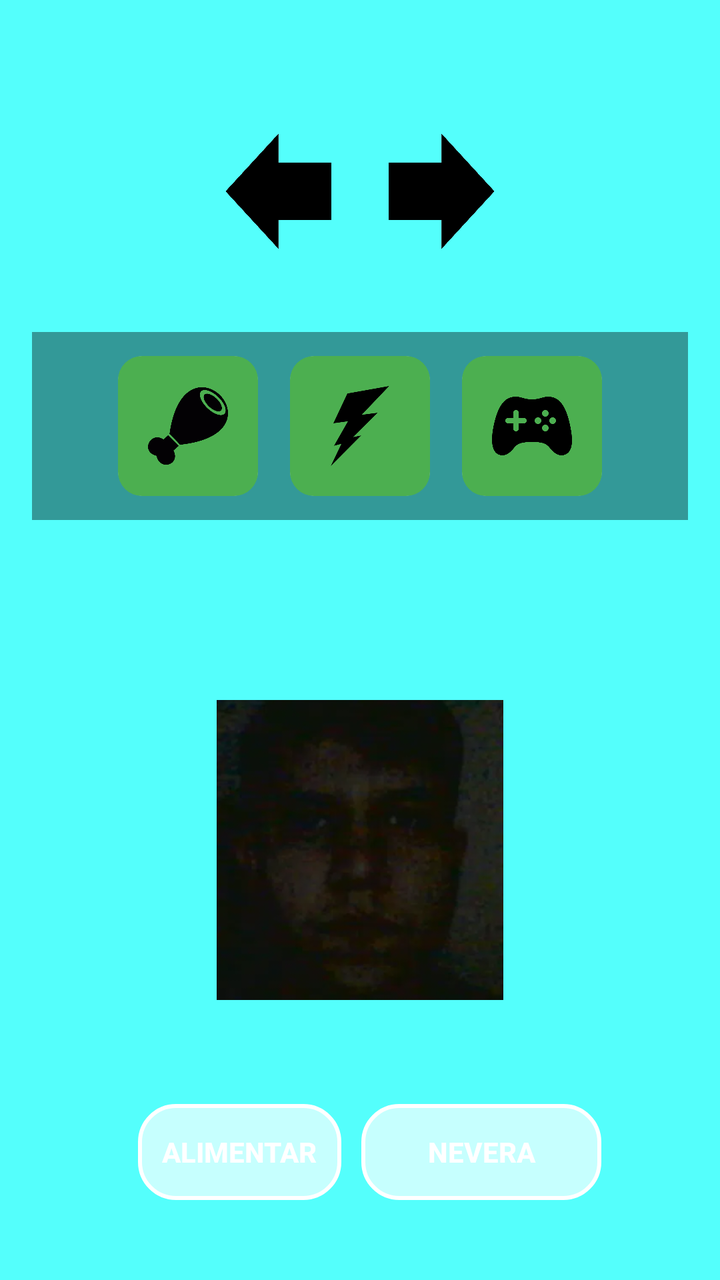
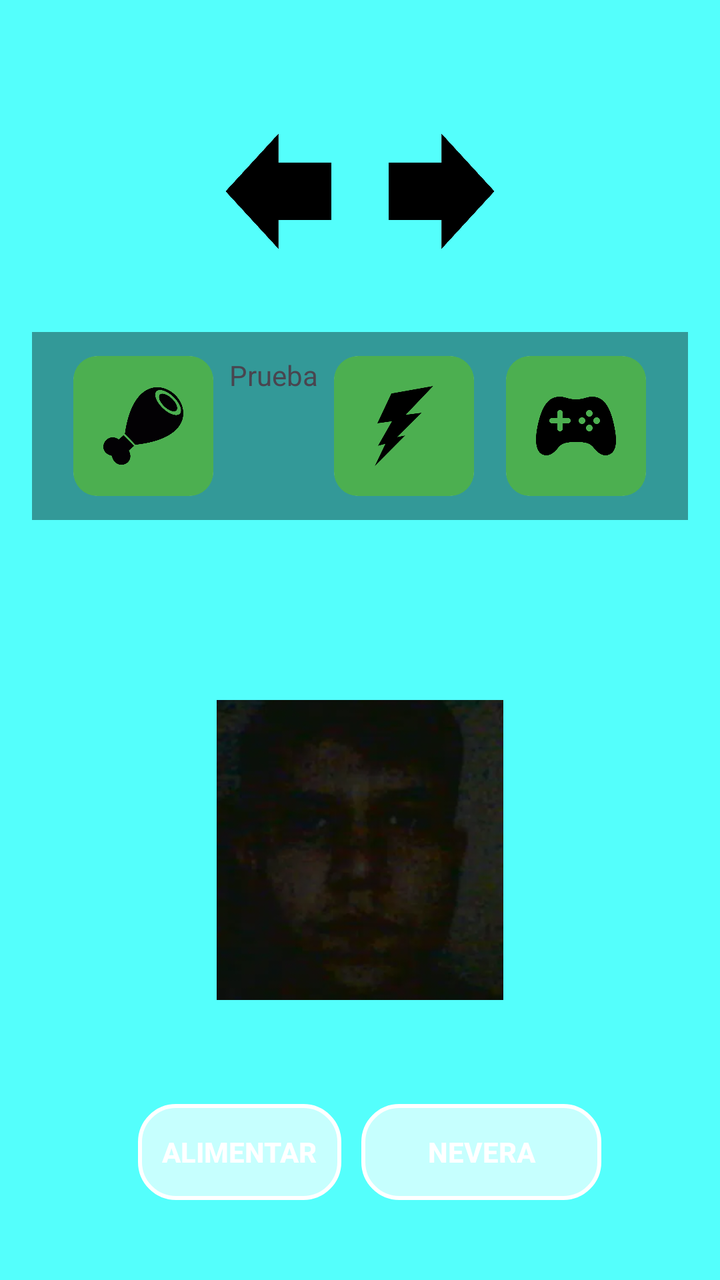

The first picture is an Android layout as it rendered before a commit; the second is the same layout after the commit. The layout source and the unified diff follow.
<!-- AndroidManifest.xml: application theme Theme.Poupirata2 -->
<!-- res/layout/activity_main.xml -->
<?xml version="1.0" encoding="utf-8"?>
<FrameLayout
    xmlns:android="http://schemas.android.com/apk/res/android"
    android:layout_width="match_parent"
    android:layout_height="match_parent">

    
    <ViewFlipper
        android:id="@+id/viewFlipper"
        android:layout_width="match_parent"
        android:layout_height="match_parent">

    
        <FrameLayout
            android:layout_width="match_parent"
            android:layout_height="match_parent">

            
            <ImageView
                android:layout_width="match_parent"
                android:layout_height="match_parent"
                android:src="@drawable/fondo1"
                android:scaleType="centerCrop"/>

            <LinearLayout
                android:layout_width="match_parent"
                android:layout_height="match_parent"
                android:orientation="horizontal"
                android:gravity="bottom|center_horizontal"
                android:layout_marginBottom="40dp">
                
                <Button
                    android:id="@+id/btnAlimentar"
                    android:layout_width="wrap_content"
                    android:layout_height="wrap_content"
                    android:text="Alimentar"
                    android:background="@drawable/button_style"
                    android:textColor="#FFFFFF"
                    android:textStyle="bold"
                    android:backgroundTint="@null"
                    android:layout_marginStart="10dp"/>

                <Button
                    android:id="@+id/btnNevera"
                    android:layout_width="120dp"
                    android:layout_height="wrap_content"
                    android:text="Nevera"
                    android:background="@drawable/button_style"
                    android:textColor="#FFFFFF"
                    android:textStyle="bold"
                    android:backgroundTint="@null"
                    android:layout_marginStart="10dp"/>
            </LinearLayout>
        </FrameLayout>

        
        <FrameLayout
            android:layout_width="match_parent"
            android:layout_height="match_parent">

            
            <ImageView
                android:layout_width="match_parent"
                android:layout_height="match_parent"
                android:src="@drawable/fondo3"
                android:scaleType="centerCrop"/>

            
            <LinearLayout
                android:layout_width="match_parent"
                android:layout_height="match_parent"
                android:orientation="horizontal"
                android:gravity="bottom|center_horizontal"
                android:layout_marginBottom="40dp">

                <Button
                    android:id="@+id/btnDormir"
                    android:layout_width="wrap_content"
                    android:layout_height="wrap_content"
                    android:text="Dormir"
                    android:background="@drawable/button_style"
                    android:textColor="#FFFFFF"
                    android:textStyle="bold"
                    android:backgroundTint="@null"
                    android:layout_marginStart="10dp"/>

                <Button
                    android:id="@+id/btnLogros"
                    android:layout_width="120dp"
                    android:layout_height="wrap_content"
                    android:text="Coche"
                    android:background="@drawable/button_style"
                    android:textColor="#FFFFFF"
                    android:textStyle="bold"
                    android:backgroundTint="@null"
                    android:layout_marginStart="10dp"/>

            </LinearLayout>

        </FrameLayout>



        <FrameLayout
            android:layout_width="match_parent"
            android:layout_height="match_parent">

            
            <ImageView
                android:layout_width="match_parent"
                android:layout_height="match_parent"
                android:src="@drawable/fondo2"
                android:scaleType="centerCrop"/>

            <LinearLayout
                android:layout_width="match_parent"
                android:layout_height="match_parent"
                android:orientation="horizontal"
                android:gravity="bottom|center_horizontal"
                android:layout_marginBottom="40dp">

                <Button
                    android:id="@+id/btnJugar"
                    android:layout_width="wrap_content"
                    android:layout_height="wrap_content"
                    android:text="Jugar"
                    android:background="@drawable/button_style"
                    android:textColor="#FFFFFF"
                    android:textStyle="bold"
                    android:backgroundTint="@null"
                    android:layout_marginStart="10dp"/>

                <Button
                    android:id="@+id/btnCoche"
                    android:layout_width="120dp"
                    android:layout_height="wrap_content"
                    android:text="Coche"
                    android:background="@drawable/button_style"
                    android:textColor="#FFFFFF"
                    android:textStyle="bold"
                    android:backgroundTint="@null"
                    android:layout_marginStart="10dp"/>

            </LinearLayout>

        </FrameLayout>



    </ViewFlipper>

    
    <LinearLayout
        android:id="@+id/layoutMain"
        android:layout_width="match_parent"
        android:layout_height="match_parent"
        android:orientation="vertical"
        android:gravity="center_horizontal"
        android:padding="16dp">

        
        <LinearLayout
            android:paddingTop="50dp"
            android:layout_width="match_parent"
            android:layout_height="wrap_content"
            android:orientation="horizontal"
            android:gravity="center">

            <ImageButton
                android:id="@+id/btnFlecha1"
                android:layout_width="60dp"
                android:layout_height="60dp"
                android:src="@drawable/flechaizquierda"
                android:background="@android:color/transparent"
                android:scaleType="fitCenter"/>

            <Space
                android:layout_width="20dp"
                android:layout_height="1dp"/>

            <ImageButton
                android:id="@+id/btnFlecha2"
                android:layout_width="60dp"
                android:layout_height="60dp"
                android:src="@drawable/flechaderecha"
                android:background="@android:color/transparent"
                android:scaleType="fitCenter"/>
        </LinearLayout>

        <Space
            android:layout_width="match_parent"
            android:layout_height="40dp"/>

        <LinearLayout
            android:layout_width="match_parent"
            android:layout_height="wrap_content"
            android:gravity="center_horizontal"
            android:background="#66000000"
            android:padding="12dp">

            
            

            <FrameLayout
                android:layout_marginHorizontal="8dp"
                android:id="@+id/boxHambre"
                android:layout_width="70dp"
                android:layout_height="70dp"
                android:background="@drawable/stat_border"
                android:clipToOutline="true">

                <View
                    android:id="@+id/fillHambre"
                    android:layout_width="match_parent"
                    android:layout_height="match_parent"
                    android:layout_gravity="bottom"
                    android:background="#4CAF50"/>

                <ImageView
                    android:layout_width="40dp"
                    android:layout_height="40dp"
                    android:src="@drawable/ic_hambre"
                    android:layout_gravity="center"/>

            </FrameLayout>

            
            

            <FrameLayout
                android:layout_marginHorizontal="8dp"
                android:id="@+id/boxEnergia"
                android:layout_width="70dp"
                android:layout_height="70dp"
                android:background="@drawable/stat_border"
                android:clipToOutline="true">

                <View
                    android:id="@+id/fillEnergia"
                    android:layout_width="match_parent"
                    android:layout_height="match_parent"
                    android:layout_gravity="bottom"
                    android:background="#4CAF50"/>

                <ImageView
                    android:layout_width="40dp"
                    android:layout_height="40dp"
                    android:src="@drawable/ic_energia"
                    android:layout_gravity="center"/>

            </FrameLayout>

            
            

            <FrameLayout
                android:id="@+id/boxFelicidad"
                android:layout_width="70dp"
                android:layout_height="70dp"
                android:background="@drawable/stat_border"
                android:clipToOutline="true"
                android:layout_marginHorizontal="8dp">

                <View
                    android:id="@+id/fillFelicidad"
                    android:layout_width="match_parent"
                    android:layout_height="match_parent"
                    android:layout_gravity="bottom"
                    android:background="#4CAF50"/>

                <ImageView
                    android:layout_width="40dp"
                    android:layout_height="40dp"
                    android:src="@drawable/ic_felicidad"
                    android:layout_gravity="center"/>

            </FrameLayout>

        </LinearLayout>

        <Space
            android:layout_width="match_parent"
            android:layout_height="90dp"/>

        
        <ImageView
            android:id="@+id/imgMascota"
            android:layout_width="150dp"
            android:layout_height="150dp"
            android:src="@drawable/ic_mascota"
            android:layout_marginBottom="20dp"/>

    </LinearLayout>

</FrameLayout>
<!-- resources referenced by this layout -->
<resources>
  <!-- drawable button_style (drawable) -->
  <?xml version="1.0" encoding="utf-8"?>
  <shape xmlns:android="http://schemas.android.com/apk/res/android">
  
      <solid android:color="#AAFFFFFF"/>
  
      <corners android:radius="18dp"/>
  
      <stroke
          android:width="2dp"
          android:color="#FFFFFF"/>
  
      <padding
          android:left="12dp"
          android:top="8dp"
          android:right="12dp"
          android:bottom="8dp"/>
  
  </shape>
  <!-- drawable flechaderecha: png bitmap (drawable, 6827 bytes) -->
  <!-- drawable flechaizquierda: png bitmap (drawable, 7644 bytes) -->
  <!-- drawable fondo1: png bitmap (drawable, 237 bytes) -->
  <!-- drawable fondo2: png bitmap (drawable, 237 bytes) -->
  <!-- drawable fondo3: png bitmap (drawable, 237 bytes) -->
  <!-- drawable ic_energia: png bitmap (drawable, 9034 bytes) -->
  <!-- drawable ic_felicidad: png bitmap (drawable, 11096 bytes) -->
  <!-- drawable ic_hambre: png bitmap (drawable, 7896 bytes) -->
  <!-- drawable ic_mascota: png bitmap (drawable, 108477 bytes) -->
  <!-- drawable stat_border (drawable) -->
  <?xml version="1.0" encoding="utf-8"?>
  <shape xmlns:android="http://schemas.android.com/apk/res/android">
  
      <solid android:color="#333333"/>
  
      <stroke
          android:width="2dp"
          android:color="#FFFFFF"/>
  
      <corners android:radius="12dp"/>
  
  </shape>
  <style name="Theme.Poupirata2" parent="Base.Theme.Poupirata2" />
  <style name="Base.Theme.Poupirata2" parent="Theme.Material3.DayNight.NoActionBar">
          
          
      </style>
</resources>

<!-- the commit's change to res/layout/activity_main.xml (unified diff, before → after) -->
@@ -209,6 +209,8 @@
                 android:background="@drawable/stat_border"
                 android:clipToOutline="true">
 
+
+
                 <View
                     android:id="@+id/fillHambre"
                     android:layout_width="match_parent"
@@ -226,6 +228,12 @@
 
             
             
+
+            <TextView
+                android:id="@+id/testHambre"
+                android:layout_width="wrap_content"
+                android:layout_height="match_parent"
+                android:text="Prueba"/>
 
             <FrameLayout
                 android:layout_marginHorizontal="8dp"
